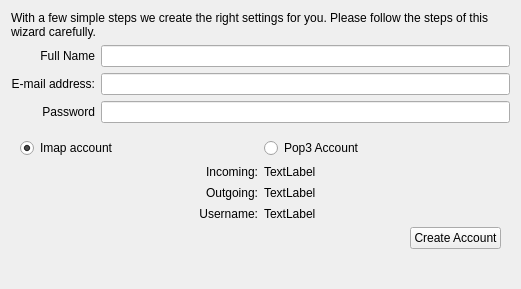
Qt form accountwizard/personaldatapage.ui (KDE/kdepim-runtime) before a commit.
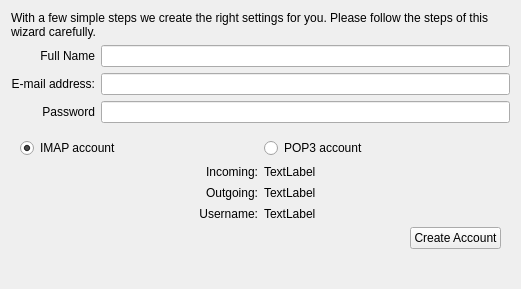
The same form after that commit. The open tabs and pages were chosen to show the change. Custom widgets are drawn as their Qt base class.

Commit message: Acronyms should be all-caps

Patch:
```diff
--- a/accountwizard/personaldatapage.ui
+++ b/accountwizard/personaldatapage.ui
@@ -135,7 +135,7 @@
          <item>
           <widget class="QRadioButton" name="imapAccount">
            <property name="text">
-            <string>Imap account</string>
+            <string>IMAP account</string>
            </property>
            <property name="checked">
             <bool>true</bool>
@@ -148,7 +148,7 @@
          <item>
           <widget class="QRadioButton" name="pop3Account">
            <property name="text">
-            <string>Pop3 Account</string>
+            <string>POP3 account</string>
            </property>
            <attribute name="buttonGroup">
             <string notr="true">buttonGroup</string>
```
The commit also changes 1 other file.
